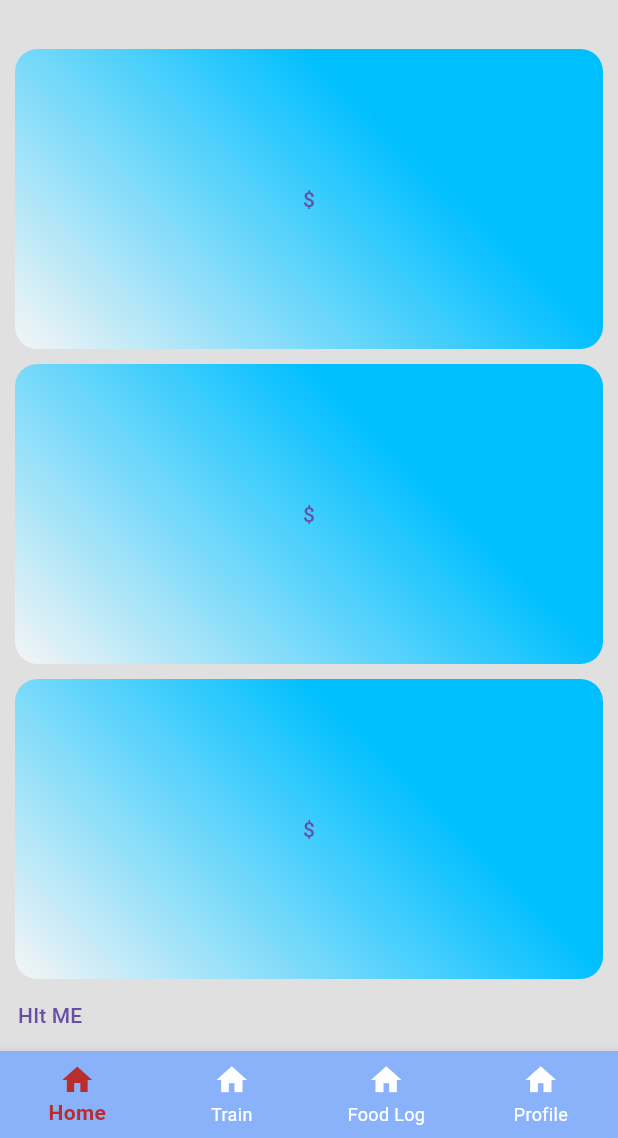
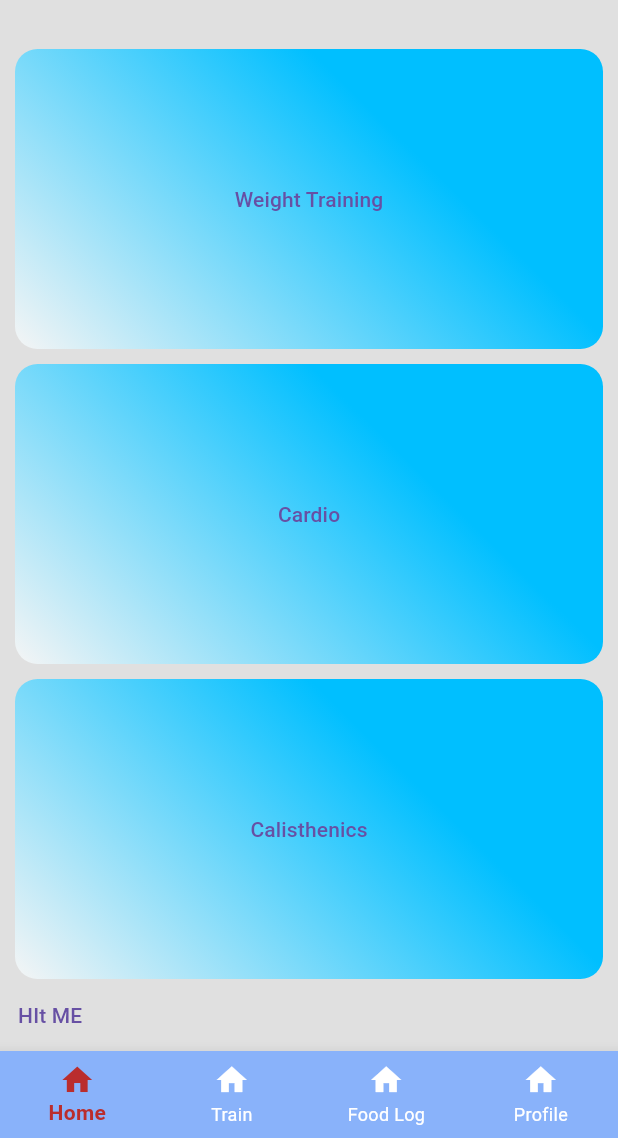
Before and after one commit to AgrwalNipun/fitness_app1, a Flutter app: the screen it shows once a user with an empty profile is signed in, scrolled down 210 dp, on a phone screen of 412 x 824 dp, the part 98-1236 px from its top. Run offline on Flutter 3.47's test engine with Material 3 defaults, Android fonts, the phone set to English and light mode, and no system bars; our stand-ins replace firebase_auth, firebase_core, fl_chart, percent_indicator; accounts and stored records are empty.

Commit message:
Added more pages

```diff
--- /dev/null
+++ b/lib/calisthenics.dart
@@ -0,0 +1,15 @@
+import 'package:flutter/material.dart';
+
+class Calisthenics extends StatefulWidget {
+  const Calisthenics({super.key});
+
+  @override
+  State<Calisthenics> createState() => _CalisthenicsState();
+}
+
+class _CalisthenicsState extends State<Calisthenics> {
+  @override
+  Widget build(BuildContext context) {
+    return const Placeholder();
+  }
+}
--- /dev/null
+++ b/lib/cardio.dart
@@ -0,0 +1,15 @@
+import 'package:flutter/material.dart';
+
+class Cardio extends StatefulWidget {
+  const Cardio({super.key});
+
+  @override
+  State<Cardio> createState() => _CardioState();
+}
+
+class _CardioState extends State<Cardio> {
+  @override
+  Widget build(BuildContext context) {
+    return const Placeholder();
+  }
+}
--- /dev/null
+++ b/lib/default_values.dart
@@ -0,0 +1,3 @@
+List<String> bodyParts = [
+  "Biceps","Triceps","Shoulders","Chest","Back","Legs","Abs","Neck","ForeArms"
+];
--- a/lib/extra_widgets.dart
+++ b/lib/extra_widgets.dart
@@ -1,3 +1,6 @@
+import 'package:fitness_app/calisthenics.dart';
+import 'package:fitness_app/cardio.dart';
+import 'package:fitness_app/weight_training.dart';
 import 'package:fl_chart/fl_chart.dart';
 import 'package:flutter/material.dart';
 import 'package:percent_indicator/circular_percent_indicator.dart';
@@ -107,9 +110,10 @@ class _SelectExerciseState extends State<SelectExercise> {
               borderRadius: BorderRadius.circular(15)),
             child: TextButton(
               onPressed: (){
+                Navigator.of(context).push(MaterialPageRoute(builder: (context)=>WeightTraining(),),);
               },
               style: ButtonStyle(splashFactory: NoSplash.splashFactory),
-              child: Text('\$'),),),
+              child: Text('Weight Training'),),),
                 //////////
               //////////
               ///
@@ -136,9 +140,11 @@ class _SelectExerciseState extends State<SelectExercise> {
               borderRadius: BorderRadius.circular(15)),
             child: TextButton(
               onPressed: (){
+                Navigator.of(context).push(MaterialPageRoute(builder: (context)=>Cardio(),),);
+
               },
               style: ButtonStyle(splashFactory: NoSplash.splashFactory),
-              child: Text('\$'),),),
+              child: Text('Cardio'),),),
               //////////
               //////////
               ///
@@ -164,9 +170,11 @@ class _SelectExerciseState extends State<SelectExercise> {
               borderRadius: BorderRadius.circular(15)),
             child: TextButton(
               onPressed: (){
+                Navigator.of(context).push(MaterialPageRoute(builder: (context)=>Calisthenics(),),);
+
               },
               style: ButtonStyle(splashFactory: NoSplash.splashFactory),
-              child: Text('\$'),),)
+              child: Text('Calisthenics'),),)
               ]
      );
   }
--- a/lib/homepage.dart
+++ b/lib/homepage.dart
@@ -27,24 +27,7 @@ class _HomePageState extends State<HomePage> {
       unselectedItemColor:Colors.white,
       ),
 
-      appBar: AppBar(
-        backgroundColor: const Color(0xFFE0E0E0),
-        leading: Icon(Icons.directions_walk,size: 28,),
-        title: Text("Fittr",style: TextStyle(fontSize: 25,fontWeight: FontWeight.bold),),
-        elevation: 0,
-        actions: [IconButton(onPressed: () async{
-
-          try{
-            FirebaseAuth.instance.signOut();
-            // Navigator.of(context).pushReplacement(MaterialPageRoute(builder: (context)=>LoginPage() ));
-          }
-          catch(e){
-            print(e);
-          }
-        },
-         icon: Icon(Icons.exit_to_app))],
-      ),
-
+      appBar: defaultAppBar(),
 
       body: SafeArea
       (
@@ -74,3 +57,24 @@ class _HomePageState extends State<HomePage> {
     );
   }
 }
+
+   AppBar defaultAppBar(){
+    return AppBar(
+        backgroundColor: const Color(0xFFE0E0E0),
+        leading: Icon(Icons.directions_walk,size: 28,),
+        title: Text("Fittr",style: TextStyle(fontSize: 25,fontWeight: FontWeight.bold),),
+        elevation: 0,
+        actions: [IconButton(onPressed: () async{
+
+          try{
+            FirebaseAuth.instance.signOut();
+            // Navigator.of(context).pushReplacement(MaterialPageRoute(builder: (context)=>LoginPage() ));
+          }
+          catch(e){
+            print(e);
+          }
+        },
+         icon: Icon(Icons.exit_to_app))],
+      );
+
+   }
```
Also changed, not shown: lib/weight_training.dart (added, +43 -0 lines), 1 other file.
